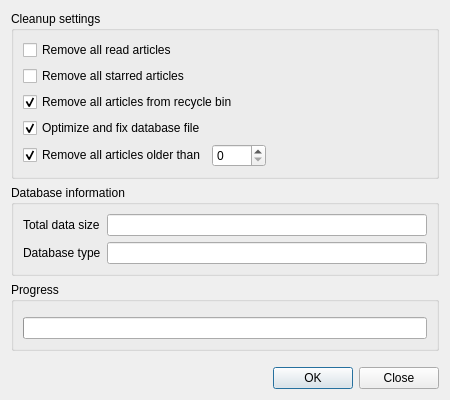
The window that src/librssguard/gui/dialogs/formdatabasecleanup.ui (martinrotter/rssguard) describes before a commit, drawn with Qt 5.
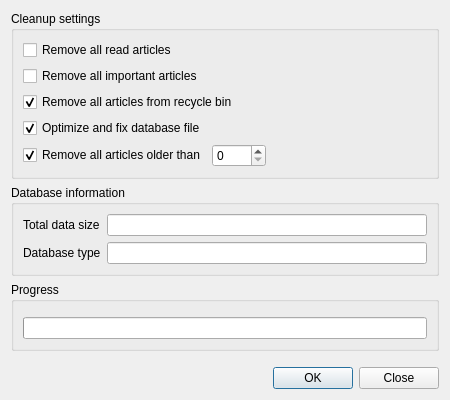
The same window after the commit. Custom widgets are drawn as their Qt base class.

```diff
--- a/src/librssguard/gui/dialogs/formdatabasecleanup.ui
+++ b/src/librssguard/gui/dialogs/formdatabasecleanup.ui
@@ -83,7 +83,7 @@
       <item row="1" column="0" colspan="3">
        <widget class="QCheckBox" name="m_checkRemoveStarredMessages">
         <property name="text">
-         <string>Remove all starred articles</string>
+         <string>Remove all important articles</string>
         </property>
        </widget>
       </item>
```
